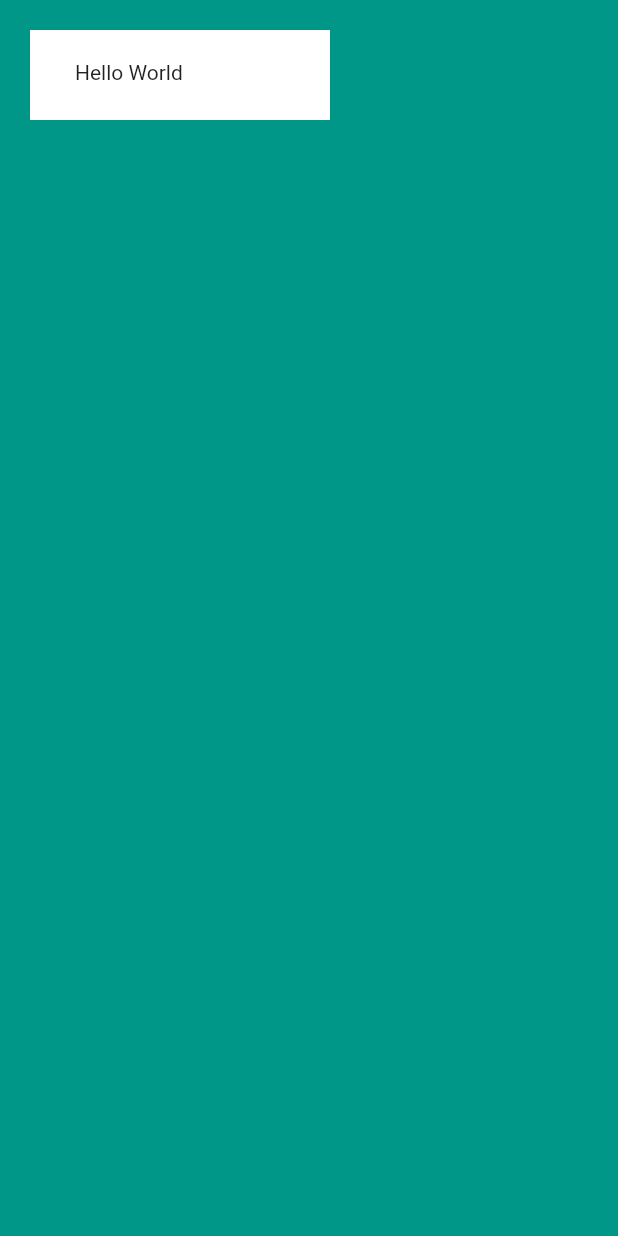
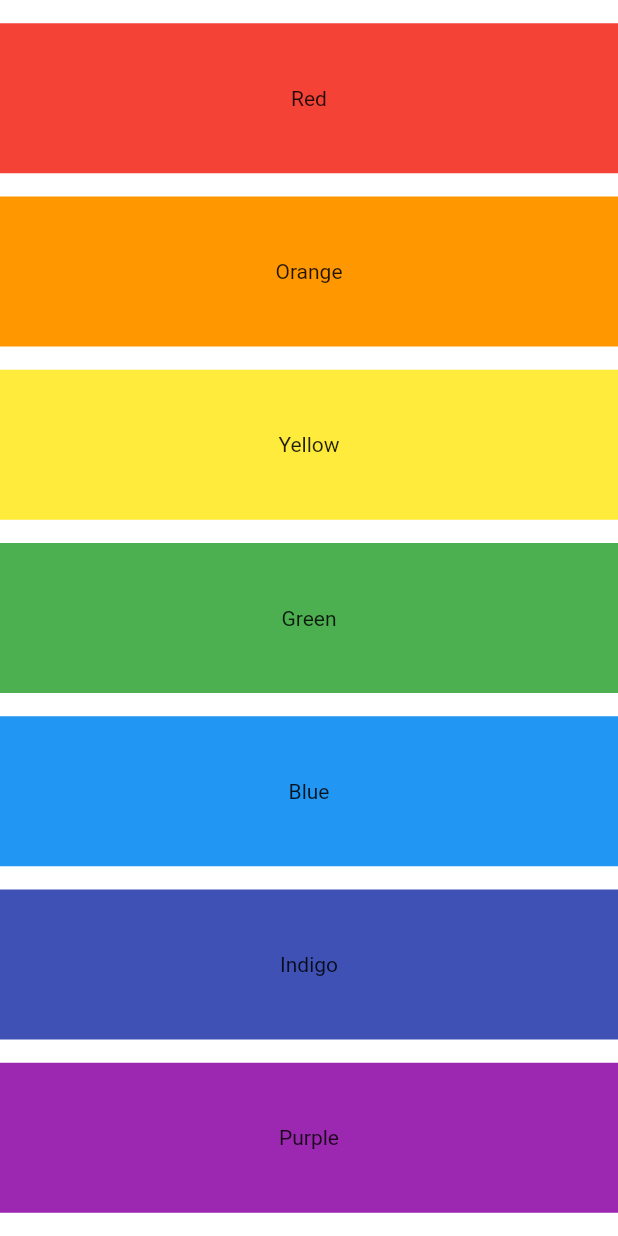
Before and after one commit to jess-alejo/flutter-mi_card, a Flutter app: the screen it shows after launch, on a phone screen of 412 x 824 dp. Run offline on Flutter 3.47's test engine with Material 2 defaults, Android fonts, the phone set to English and light mode, and no system bars.

Commit message:
How to use Column & Row Widgets for Layout

```diff
--- a/lib/main.dart
+++ b/lib/main.dart
@@ -11,15 +11,49 @@ class MyApp extends StatelessWidget {
   Widget build(BuildContext context) {
     return MaterialApp(
       home: Scaffold(
-        backgroundColor: Colors.teal,
+        backgroundColor: Colors.white,
         body: SafeArea(
-          child: Container(
-            margin: const EdgeInsets.all(20.0),
-            padding: const EdgeInsets.fromLTRB(30, 20, 30, 10),
-            height: 60.0,
-            width: 200.0,
-            color: Colors.white,
-            child: const Text("Hello World"),
+          child: Column(
+            mainAxisSize: MainAxisSize.max,
+            mainAxisAlignment: MainAxisAlignment.spaceEvenly,
+            crossAxisAlignment: CrossAxisAlignment.stretch,
+            children: [
+              Container(
+                height: 100,
+                color: Colors.red,
+                child: const Center(child: Text("Red")),
+              ),
+              Container(
+                height: 100,
+                color: Colors.orange,
+                child: const Center(child: Text("Orange")),
+              ),
+              Container(
+                height: 100,
+                color: Colors.yellow,
+                child: const Center(child: Text("Yellow")),
+              ),
+              Container(
+                height: 100,
+                color: Colors.green,
+                child: const Center(child: Text("Green")),
+              ),
+              Container(
+                height: 100,
+                color: Colors.blue,
+                child: const Center(child: Text("Blue")),
+              ),
+              Container(
+                height: 100,
+                color: Colors.indigo,
+                child: const Center(child: Text("Indigo")),
+              ),
+              Container(
+                height: 100,
+                color: Colors.purple,
+                child: const Center(child: Text("Purple")),
+              ),
+            ],
           ),
         ),
       ),
```
